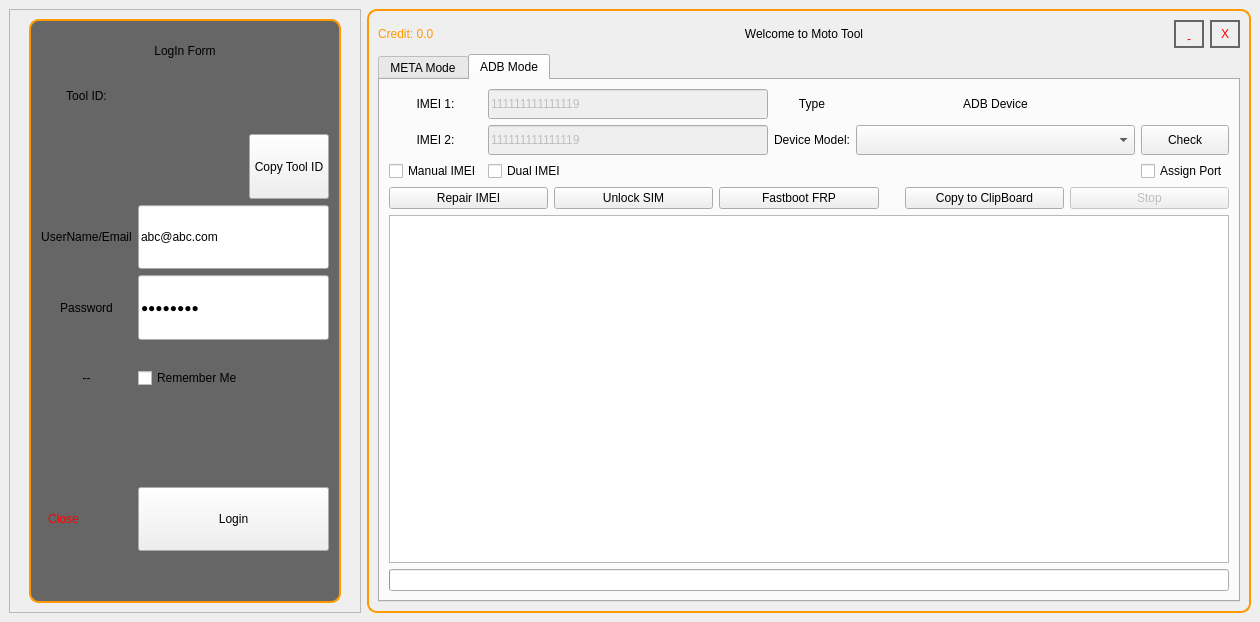
This is mainwindow.ui in Mubshr07/MotoTool_MTK as Qt 5 draws it before an edit. The edited form follows.
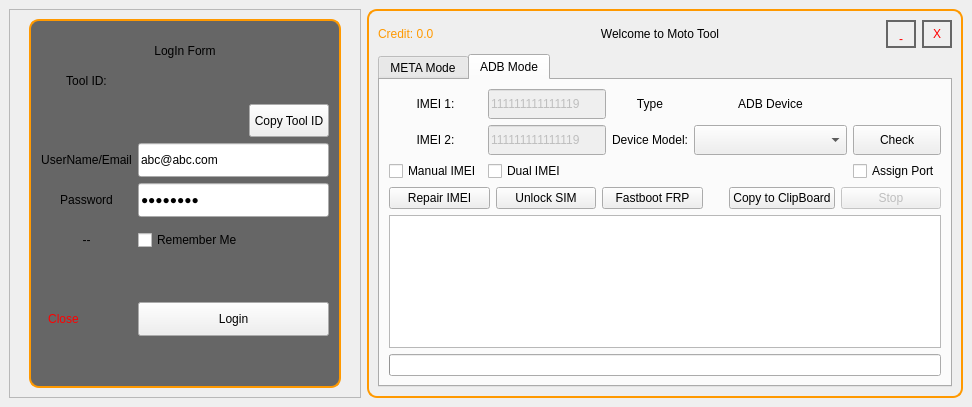
This is the edited form. The open tabs and pages were chosen to show the change. Icons and pictures are not drawn.

Patch:
```diff
--- a/mainwindow.ui
+++ b/mainwindow.ui
@@ -6,8 +6,8 @@
    <rect>
     <x>0</x>
     <y>0</y>
-    <width>1260</width>
-    <height>622</height>
+    <width>972</width>
+    <height>407</height>
    </rect>
   </property>
   <property name="maximumSize">
```
Left out of the diff: 2 changed lines with no effect on the pictures.
